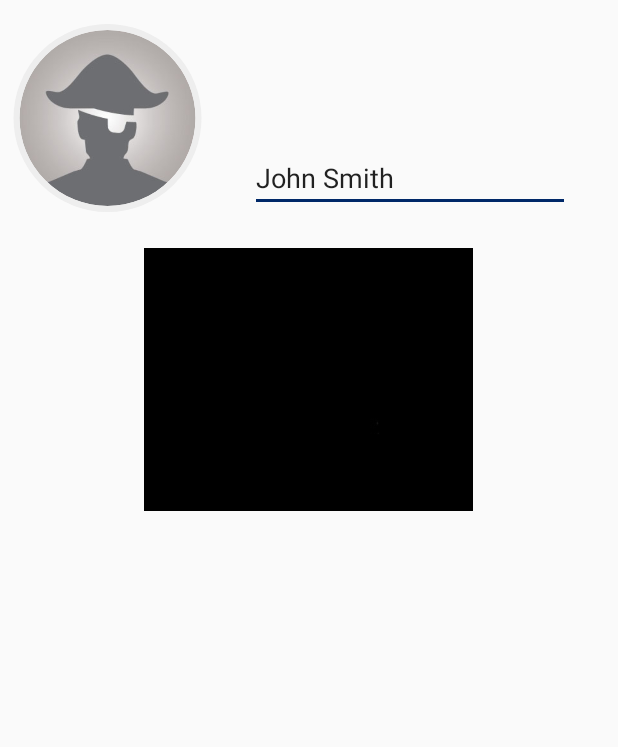
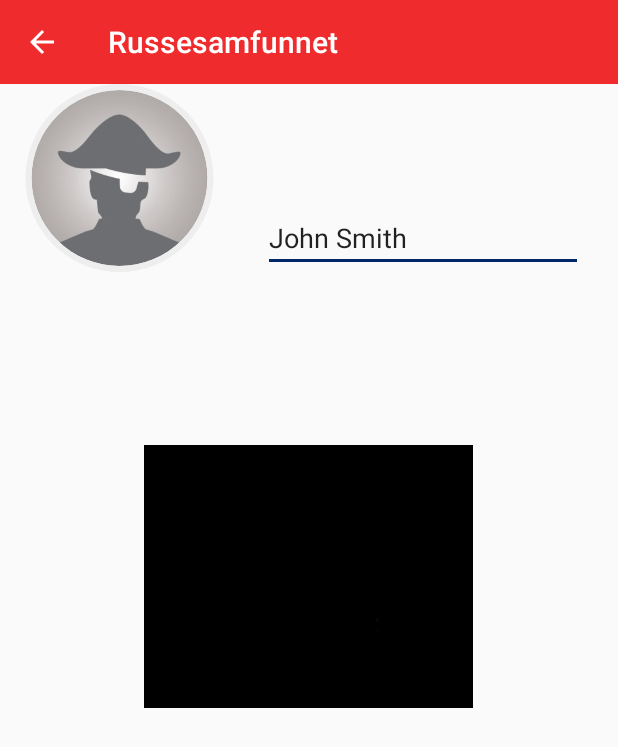
Before and after one commit to UnnamedSoftware/Russesamfunnet.no---Android, an Android app: the UserProfile screen opened directly, with no data from a screen before it, on a phone screen of 412 x 824 dp. Shown: the top 747 px of the screen. Run offline under Robolectric (Android 15) with nearby library versions, the phone set to English and light mode, and no system bars; plain views replace CircularImageView.

Commit message:
Added back (functioning) button and toolbar to user profile

```diff
--- a/app/src/main/java/com/unnamedsoftware/russesamfunnet/UserProfile.java
+++ b/app/src/main/java/com/unnamedsoftware/russesamfunnet/UserProfile.java
@@ -2,6 +2,7 @@ package com.unnamedsoftware.russesamfunnet;
 
 import android.os.Bundle;
 import android.support.v7.app.AppCompatActivity;
+import android.support.v7.widget.Toolbar;
 
 /**
  * Created by Alexander Eilert Berg on 22.01.2018.
@@ -16,5 +17,18 @@ public class UserProfile extends AppCompatActivity
     {
         super.onCreate(savedInstanceState);
         setContentView(R.layout.activity_user_profile);
+
+        Toolbar toolbar = findViewById(R.id.toolbar);
+        setSupportActionBar(toolbar);
+
+        getSupportActionBar().setDisplayHomeAsUpEnabled(true);
+        getSupportActionBar().setDisplayShowHomeEnabled(true);
+
+    }
+
+    @Override
+    public boolean onSupportNavigateUp() {
+        onBackPressed();
+        return true;
     }
 }
--- a/app/src/main/res/layout/activity_user_profile.xml
+++ b/app/src/main/res/layout/activity_user_profile.xml
@@ -5,13 +5,19 @@
     android:layout_height="match_parent"
     xmlns:app="http://schemas.android.com/apk/res-auto">
 
+    <!-- ActionBar -->
+    <include
+        layout="@layout/toolbar"
+        android:layout_width="match_parent"
+        android:layout_height="wrap_content" />
+
     <com.mikhaellopez.circularimageview.CircularImageView
         android:id="@+id/circularImageView"
         android:layout_width="127dp"
         android:layout_height="125dp"
         android:layout_marginEnd="92dp"
         android:layout_marginStart="8dp"
-        android:layout_marginTop="16dp"
+        android:layout_marginTop="56dp"
         android:src="@drawable/default_user"
         app:civ_border_color="#EEEEEE"
         app:civ_border_width="4dp"
@@ -19,7 +25,7 @@
         app:civ_shadow_color="#8BC34A"
         app:civ_shadow_radius="10"
         app:layout_constraintEnd_toEndOf="parent"
-        app:layout_constraintHorizontal_bias="0.0"
+        app:layout_constraintHorizontal_bias="0.043"
         app:layout_constraintStart_toStartOf="parent"
         app:layout_constraintTop_toTopOf="parent" />
 
@@ -29,12 +35,12 @@
         android:layout_height="wrap_content"
         android:layout_marginEnd="8dp"
         android:layout_marginStart="8dp"
-        android:layout_marginTop="96dp"
+        android:layout_marginTop="136dp"
         android:ems="10"
         android:inputType="textPersonName"
         android:text="John Smith"
         app:layout_constraintEnd_toEndOf="parent"
-        app:layout_constraintHorizontal_bias="0.489"
+        app:layout_constraintHorizontal_bias="0.615"
         app:layout_constraintStart_toEndOf="@+id/circularImageView"
         app:layout_constraintTop_toTopOf="parent" />
 
@@ -68,7 +74,7 @@
         app:layout_constraintHorizontal_bias="0.482"
         app:layout_constraintStart_toStartOf="parent"
         app:layout_constraintTop_toBottomOf="@+id/editText"
-        app:layout_constraintVertical_bias="0.0"
+        app:layout_constraintVertical_bias="0.491"
         app:srcCompat="@drawable/r_card" />
 
 
```
